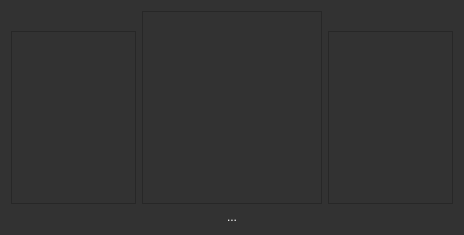
The window that src/views/imageView.ui (moonbot/storyTime) describes before a commit, drawn with Qt 5.
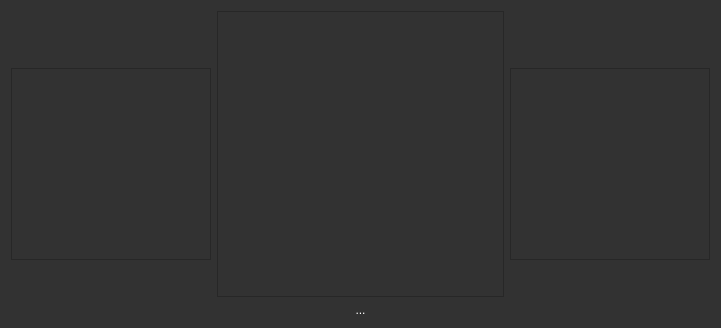
The same window after the commit.

Commit message: switches to PySide, updates how ui files are loaded

```diff
--- a/src/views/imageView.ui
+++ b/src/views/imageView.ui
@@ -6,8 +6,8 @@
    <rect>
     <x>0</x>
     <y>0</y>
-    <width>464</width>
-    <height>235</height>
+    <width>721</width>
+    <height>328</height>
    </rect>
   </property>
   <property name="acceptDrops">
```
Left out of the diff: 12 changed lines with no effect on the pictures. The commit also changes 6 other files.
